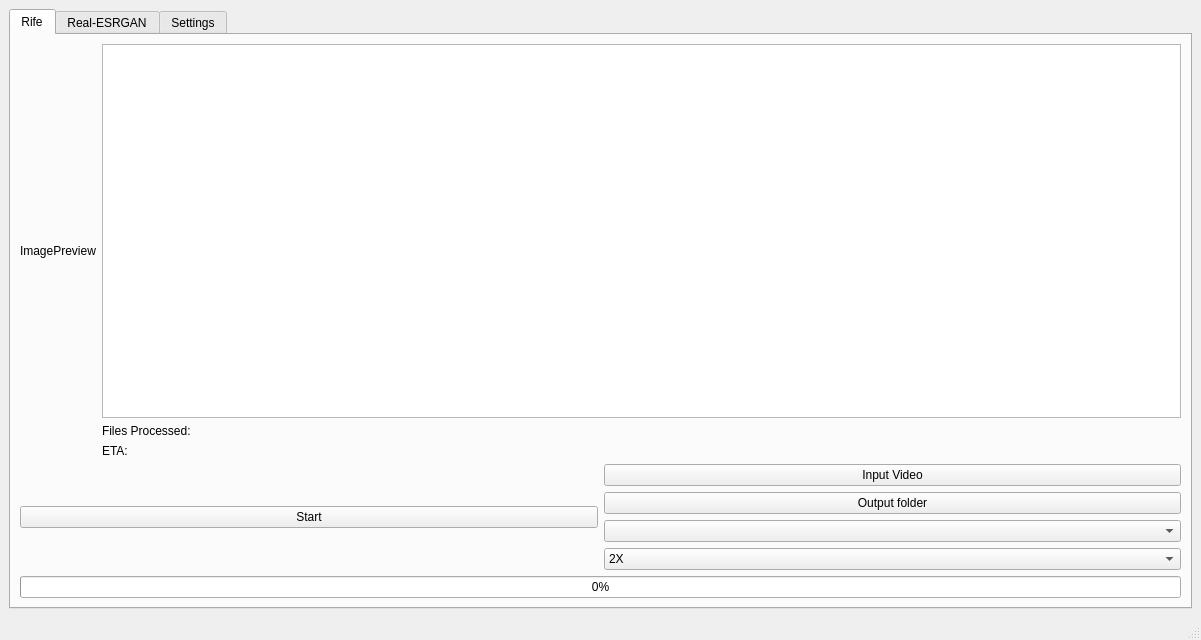
The window that mainwindow.ui (TNTwise/REAL-Video-Enhancer) describes before a commit, drawn with Qt 5.
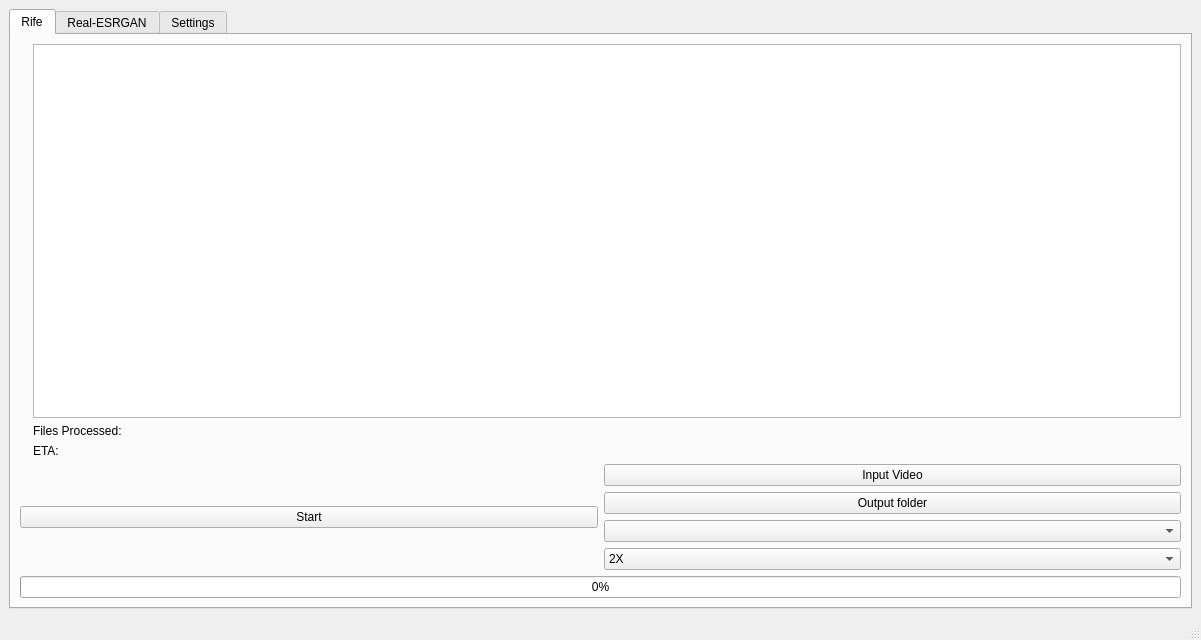
The same window after the commit.

Commit message: Add image preview

Diff of the .ui file:
```diff
--- a/mainwindow.ui
+++ b/mainwindow.ui
@@ -38,7 +38,7 @@
             <item>
              <widget class="QLabel" name="imagePreview">
               <property name="text">
-               <string>ImagePreview</string>
+               <string/>
               </property>
              </widget>
             </item>
```
The commit also changes 5 other files.
